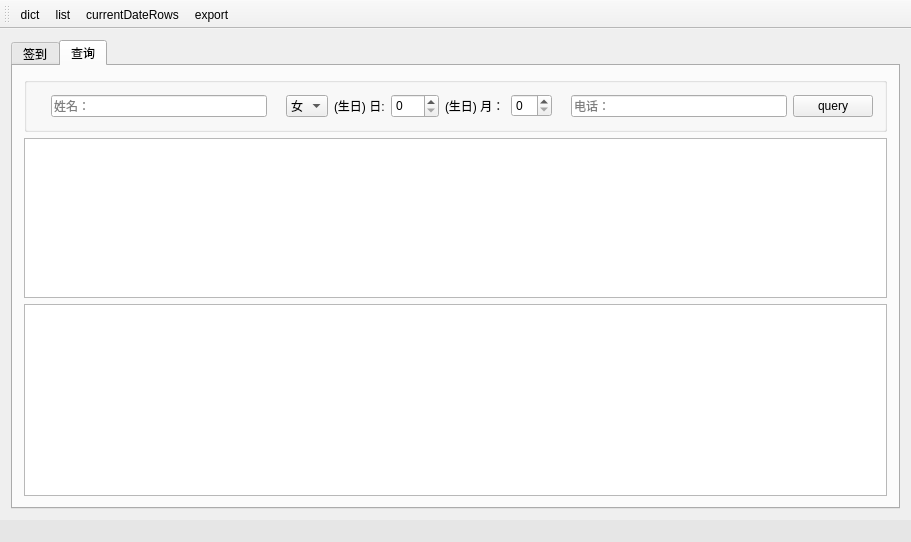
Old version of the form mainwindow.ui in the repository crouse/memory.
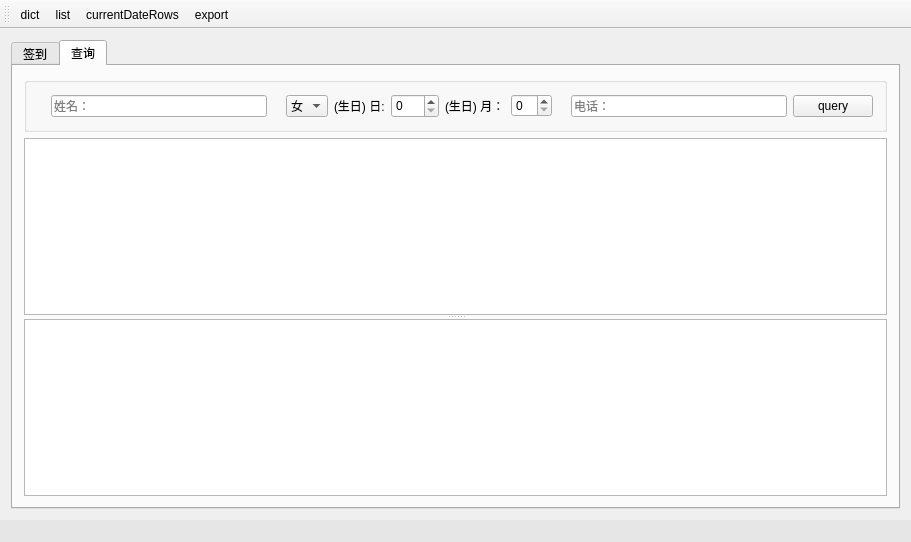
New version of the form. The open tabs and pages were chosen to show the change.

Diff of the .ui file:
```diff
--- a/mainwindow.ui
+++ b/mainwindow.ui
@@ -320,8 +320,10 @@
          </widget>
         </item>
         <item>
-         <layout class="QVBoxLayout" name="verticalLayout_4">
-          <item>
+         <widget class="QSplitter" name="splitter">
+          <property name="orientation">
+           <enum>Qt::Vertical</enum>
+          </property>
            <widget class="QTableView" name="tableViewQDict">
             <property name="sizeAdjustPolicy">
              <enum>QAbstractScrollArea::AdjustToContents</enum>
@@ -336,11 +338,12 @@
              <enum>QAbstractItemView::SelectRows</enum>
             </property>
            </widget>
-          </item>
-          <item>
-           <widget class="QTableView" name="tableView"/>
-          </item>
-         </layout>
+          <widget class="QTableView" name="tableView">
+           <property name="sizeAdjustPolicy">
+            <enum>QAbstractScrollArea::AdjustToContents</enum>
+           </property>
+          </widget>
+         </widget>
         </item>
        </layout>
       </widget>
```
Left out of the diff: 4 changed lines with no effect on the pictures. Lines whose indentation alone changed are shown as unchanged.
